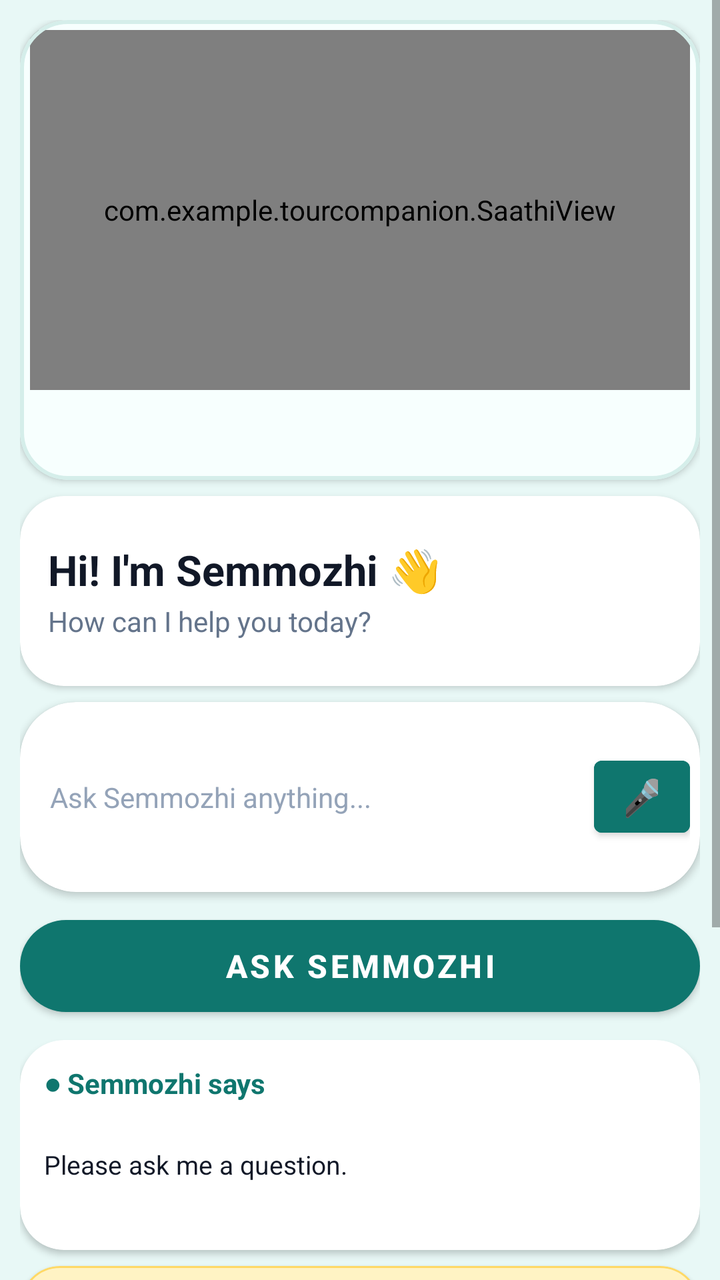
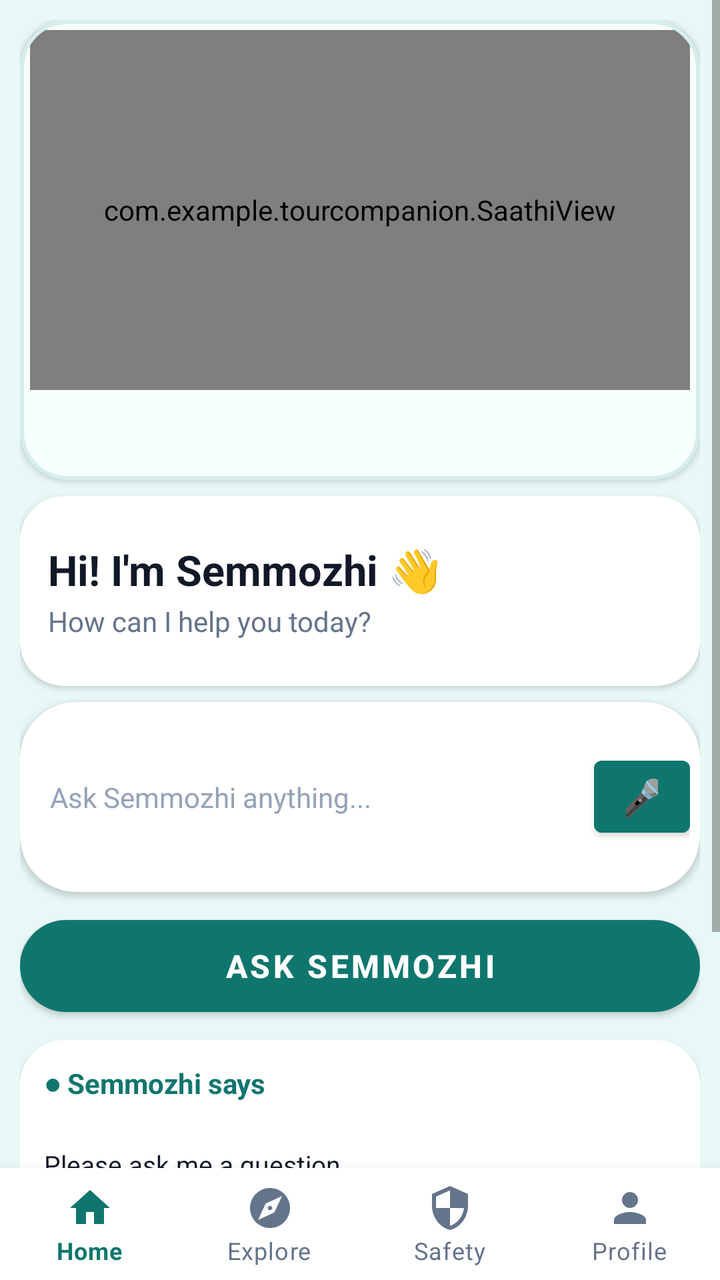

Compare the two renders of this Android layout. The source of the first and the diff that turns it into the second are given below.
<!-- AndroidManifest.xml: application theme Theme.TourCompanion -->
<!-- res/layout/activity_main.xml -->
<?xml version="1.0" encoding="utf-8"?>
<ScrollView
    xmlns:android="http://schemas.android.com/apk/res/android"
    xmlns:app="http://schemas.android.com/apk/res-auto"
    android:layout_width="match_parent"
    android:layout_height="match_parent"
    android:background="#E8F8F6"
    android:fillViewport="true">

    <LinearLayout
        android:layout_width="match_parent"
        android:layout_height="wrap_content"
        android:orientation="vertical"
        android:padding="10dp">

        
        <com.google.android.material.card.MaterialCardView
            android:layout_width="match_parent"
            android:layout_height="230dp"
            app:cardBackgroundColor="#F7FFFE"
            app:cardCornerRadius="24dp"
            app:cardElevation="2dp"
            app:strokeColor="#D5EEEA"
            app:strokeWidth="2dp">

            <com.example.tourcompanion.SaathiView
                android:id="@+id/saathiView"
                android:layout_width="match_parent"
                android:layout_height="180dp"
                android:layout_margin="5dp" />

        </com.google.android.material.card.MaterialCardView>

        
        <com.google.android.material.card.MaterialCardView
            android:layout_width="match_parent"
            android:layout_height="95dp"
            android:layout_marginTop="8dp"
            app:cardBackgroundColor="#FFFFFF"
            app:cardCornerRadius="22dp"
            app:cardElevation="2dp">

            <LinearLayout
                android:layout_width="match_parent"
                android:layout_height="match_parent"
                android:gravity="center_vertical"
                android:orientation="vertical"
                android:padding="14dp">

                <TextView
                    android:layout_width="wrap_content"
                    android:layout_height="wrap_content"
                    android:text="Hi! I'm Semmozhi 👋"
                    android:textColor="#111827"
                    android:textSize="21sp"
                    android:textStyle="bold" />

                <TextView
                    android:layout_width="wrap_content"
                    android:layout_height="wrap_content"
                    android:layout_marginTop="2dp"
                    android:text="How can I help you today?"
                    android:textColor="#64748B"
                    android:textSize="14sp" />

            </LinearLayout>

        </com.google.android.material.card.MaterialCardView>

        
        <com.google.android.material.card.MaterialCardView
            android:layout_width="match_parent"
            android:layout_height="95dp"
            android:layout_marginTop="8dp"
            app:cardBackgroundColor="#FFFFFF"
            app:cardCornerRadius="28dp"
            app:cardElevation="2dp">

            <LinearLayout
                android:layout_width="match_parent"
                android:layout_height="match_parent"
                android:gravity="center_vertical"
                android:orientation="horizontal"
                android:paddingStart="15dp"
                android:paddingEnd="5dp">

                <EditText
                    android:id="@+id/questionInput"
                    android:layout_width="0dp"
                    android:layout_height="match_parent"
                    android:layout_weight="1"
                    android:background="@android:color/transparent"
                    android:hint="Ask Semmozhi anything..."
                    android:inputType="textCapSentences"
                    android:textColor="#111827"
                    android:textColorHint="#94A3B8"
                    android:textSize="14sp" />

                <Button
                    android:id="@+id/voiceButton"
                    android:layout_width="48dp"
                    android:layout_height="48dp"
                    android:backgroundTint="#0F766E"
                    android:minWidth="0dp"
                    android:minHeight="0dp"
                    android:text="🎤"
                    android:textSize="18sp" />

            </LinearLayout>

        </com.google.android.material.card.MaterialCardView>

        
        <com.google.android.material.button.MaterialButton
            android:id="@+id/askButton"
            android:layout_width="match_parent"
            android:layout_height="58dp"
            android:layout_marginTop="8dp"
            android:text="Ask Semmozhi"
            android:textColor="#FFFFFF"
            android:textSize="16sp"
            android:textStyle="bold"
            app:backgroundTint="#0F766E"
            app:cornerRadius="26dp" />

        
        <com.google.android.material.card.MaterialCardView
            android:layout_width="match_parent"
            android:layout_height="105dp"
            android:layout_marginTop="8dp"
            app:cardBackgroundColor="#FFFFFF"
            app:cardCornerRadius="22dp"
            app:cardElevation="2dp">

            <LinearLayout
                android:layout_width="match_parent"
                android:layout_height="match_parent"
                android:orientation="vertical"
                android:padding="12dp">

                <TextView
                    android:layout_width="wrap_content"
                    android:layout_height="wrap_content"
                    android:text="● Semmozhi says"
                    android:textColor="#0F766E"
                    android:textSize="14sp"
                    android:textStyle="bold" />

                <TextView
                    android:id="@+id/answerText"
                    android:layout_width="match_parent"
                    android:layout_height="0dp"
                    android:layout_weight="1"
                    android:gravity="center_vertical"
                    android:text="Please ask me a question."
                    android:textColor="#111827"
                    android:textSize="13sp" />

            </LinearLayout>

        </com.google.android.material.card.MaterialCardView>

        
        <com.google.android.material.card.MaterialCardView
            android:id="@+id/safetyButton"
            android:layout_width="match_parent"
            android:layout_height="68dp"
            android:layout_marginTop="8dp"
            android:clickable="true"
            android:focusable="true"
            app:cardBackgroundColor="#FFF3C4"
            app:cardCornerRadius="20dp"
            app:cardElevation="1dp"
            app:strokeColor="#FFD966"
            app:strokeWidth="1dp">

            <LinearLayout
                android:layout_width="match_parent"
                android:layout_height="match_parent"
                android:gravity="center_vertical"
                android:orientation="horizontal"
                android:padding="10dp">

                <TextView
                    android:layout_width="42dp"
                    android:layout_height="42dp"
                    android:gravity="center"
                    android:text="🛡️"
                    android:textSize="22sp" />

                <TextView
                    android:layout_width="0dp"
                    android:layout_height="wrap_content"
                    android:layout_weight="1"
                    android:paddingStart="10dp"
                    android:text="Safety Check-in"
                    android:textColor="#A45112"
                    android:textSize="16sp"
                    android:textStyle="bold" />

                <TextView
                    android:layout_width="25dp"
                    android:layout_height="wrap_content"
                    android:gravity="center"
                    android:text="›"
                    android:textColor="#C97700"
                    android:textSize="28sp" />

            </LinearLayout>

        </com.google.android.material.card.MaterialCardView>

        
        <com.google.android.material.card.MaterialCardView
            android:id="@+id/usefulPhrasesButton"
            android:layout_width="match_parent"
            android:layout_height="68dp"
            android:layout_marginTop="8dp"
            android:clickable="true"
            android:focusable="true"
            app:cardBackgroundColor="#FFFFFF"
            app:cardCornerRadius="20dp"
            app:cardElevation="1dp"
            app:strokeColor="#BFE3DF"
            app:strokeWidth="1dp">

            <LinearLayout
                android:layout_width="match_parent"
                android:layout_height="match_parent"
                android:gravity="center_vertical"
                android:orientation="horizontal"
                android:padding="10dp">

                <TextView
                    android:layout_width="42dp"
                    android:layout_height="42dp"
                    android:gravity="center"
                    android:text="🗣️"
                    android:textSize="22sp" />

                <TextView
                    android:layout_width="0dp"
                    android:layout_height="wrap_content"
                    android:layout_weight="1"
                    android:paddingStart="10dp"
                    android:text="Useful Phrases"
                    android:textColor="#0F766E"
                    android:textSize="16sp"
                    android:textStyle="bold" />

                <TextView
                    android:layout_width="25dp"
                    android:layout_height="wrap_content"
                    android:gravity="center"
                    android:text="›"
                    android:textColor="#0F766E"
                    android:textSize="28sp" />

            </LinearLayout>

        </com.google.android.material.card.MaterialCardView>

        
        <com.google.android.material.card.MaterialCardView
            android:id="@+id/emergencyButton"
            android:layout_width="match_parent"
            android:layout_height="68dp"
            android:layout_marginTop="8dp"
            android:clickable="true"
            android:focusable="true"
            app:cardBackgroundColor="#FFFFFF"
            app:cardCornerRadius="20dp"
            app:cardElevation="1dp"
            app:strokeColor="#FFB9B9"
            app:strokeWidth="1dp">

            <LinearLayout
                android:layout_width="match_parent"
                android:layout_height="match_parent"
                android:gravity="center_vertical"
                android:orientation="horizontal"
                android:padding="10dp">

                <TextView
                    android:layout_width="42dp"
                    android:layout_height="42dp"
                    android:gravity="center"
                    android:text="SOS"
                    android:textColor="#FFFFFF"
                    android:textSize="13sp"
                    android:textStyle="bold"
                    android:background="#E52525" />

                <TextView
                    android:layout_width="0dp"
                    android:layout_height="wrap_content"
                    android:layout_weight="1"
                    android:paddingStart="10dp"
                    android:text="Emergency 112"
                    android:textColor="#E52525"
                    android:textSize="16sp"
                    android:textStyle="bold" />

                <TextView
                    android:layout_width="25dp"
                    android:layout_height="wrap_content"
                    android:gravity="center"
                    android:text="›"
                    android:textColor="#E52525"
                    android:textSize="28sp" />

            </LinearLayout>

        </com.google.android.material.card.MaterialCardView>

        
        <TextView
            android:layout_width="match_parent"
            android:layout_height="wrap_content"
            android:layout_marginTop="6dp"
            android:gravity="center"
            android:text="General guidance only • In danger, call 112."
            android:textColor="#64748B"
            android:textSize="11sp" />

    </LinearLayout>

</ScrollView>
<!-- resources referenced by this layout -->
<resources>
  <style name="Theme.TourCompanion" parent="Theme.MaterialComponents.DayNight.DarkActionBar">
          
          <item name="colorPrimary">@color/purple_500</item>
          <item name="colorPrimaryVariant">@color/purple_700</item>
          <item name="colorOnPrimary">@color/white</item>
          
          <item name="colorSecondary">@color/teal_200</item>
          <item name="colorSecondaryVariant">@color/teal_700</item>
          <item name="colorOnSecondary">@color/black</item>
          
          <item name="android:statusBarColor">?attr/colorPrimaryVariant</item>
          
      </style>
  <color name="purple_500">#FF6200EE</color>
  <color name="purple_700">#FF3700B3</color>
  <color name="white">#FFFFFFFF</color>
  <color name="teal_200">#FF03DAC5</color>
  <color name="teal_700">#FF018786</color>
  <color name="black">#FF000000</color>
</resources>

<!-- the commit's change to res/layout/activity_main.xml (unified diff, before → after) -->
@@ -1,17 +1,28 @@
 <?xml version="1.0" encoding="utf-8"?>
-<ScrollView
+<LinearLayout
     xmlns:android="http://schemas.android.com/apk/res/android"
     xmlns:app="http://schemas.android.com/apk/res-auto"
     android:layout_width="match_parent"
     android:layout_height="match_parent"
     android:background="#E8F8F6"
-    android:fillViewport="true">
-
-    <LinearLayout
+    android:orientation="vertical">
+
+    <FrameLayout
         android:layout_width="match_parent"
-        android:layout_height="wrap_content"
-        android:orientation="vertical"
-        android:padding="10dp">
+        android:layout_height="0dp"
+        android:layout_weight="1">
+
+        <ScrollView
+            android:id="@+id/panelHome"
+            android:layout_width="match_parent"
+            android:layout_height="match_parent"
+            android:fillViewport="true">
+
+            <LinearLayout
+                android:layout_width="match_parent"
+                android:layout_height="wrap_content"
+                android:orientation="vertical"
+                android:padding="10dp">
 
         
         <com.google.android.material.card.MaterialCardView
@@ -162,106 +173,6 @@
 
         
         <com.google.android.material.card.MaterialCardView
-            android:id="@+id/safetyButton"
-            android:layout_width="match_parent"
-            android:layout_height="68dp"
-            android:layout_marginTop="8dp"
-            android:clickable="true"
-            android:focusable="true"
-            app:cardBackgroundColor="#FFF3C4"
-            app:cardCornerRadius="20dp"
-            app:cardElevation="1dp"
-            app:strokeColor="#FFD966"
-            app:strokeWidth="1dp">
-
-            <LinearLayout
-                android:layout_width="match_parent"
-                android:layout_height="match_parent"
-                android:gravity="center_vertical"
-                android:orientation="horizontal"
-                android:padding="10dp">
-
-                <TextView
-                    android:layout_width="42dp"
-                    android:layout_height="42dp"
-                    android:gravity="center"
-                    android:text="🛡️"
-                    android:textSize="22sp" />
-
-                <TextView
-                    android:layout_width="0dp"
-                    android:layout_height="wrap_content"
-                    android:layout_weight="1"
-                    android:paddingStart="10dp"
-                    android:text="Safety Check-in"
-                    android:textColor="#A45112"
-                    android:textSize="16sp"
-                    android:textStyle="bold" />
-
-                <TextView
-                    android:layout_width="25dp"
-                    android:layout_height="wrap_content"
-                    android:gravity="center"
-                    android:text="›"
-                    android:textColor="#C97700"
-                    android:textSize="28sp" />
-
-            </LinearLayout>
-
-        </com.google.android.material.card.MaterialCardView>
-
-        
-        <com.google.android.material.card.MaterialCardView
-            android:id="@+id/usefulPhrasesButton"
-            android:layout_width="match_parent"
-            android:layout_height="68dp"
-            android:layout_marginTop="8dp"
-            android:clickable="true"
-            android:focusable="true"
-            app:cardBackgroundColor="#FFFFFF"
-            app:cardCornerRadius="20dp"
-            app:cardElevation="1dp"
-            app:strokeColor="#BFE3DF"
-            app:strokeWidth="1dp">
-
-            <LinearLayout
-                android:layout_width="match_parent"
-                android:layout_height="match_parent"
-                android:gravity="center_vertical"
-                android:orientation="horizontal"
-                android:padding="10dp">
-
-                <TextView
-                    android:layout_width="42dp"
-                    android:layout_height="42dp"
-                    android:gravity="center"
-                    android:text="🗣️"
-                    android:textSize="22sp" />
-
-                <TextView
-                    android:layout_width="0dp"
-                    android:layout_height="wrap_content"
-                    android:layout_weight="1"
-                    android:paddingStart="10dp"
-                    android:text="Useful Phrases"
-                    android:textColor="#0F766E"
-                    android:textSize="16sp"
-                    android:textStyle="bold" />
-
-                <TextView
-                    android:layout_width="25dp"
-                    android:layout_height="wrap_content"
-                    android:gravity="center"
-                    android:text="›"
-                    android:textColor="#0F766E"
-                    android:textSize="28sp" />
-
-            </LinearLayout>
-
-        </com.google.android.material.card.MaterialCardView>
-
-        
-        <com.google.android.material.card.MaterialCardView
             android:id="@+id/emergencyButton"
             android:layout_width="match_parent"
             android:layout_height="68dp"
@@ -323,6 +234,117 @@
             android:textColor="#64748B"
             android:textSize="11sp" />
 
-    </LinearLayout>
-
-</ScrollView>
+
+            </LinearLayout>
+        </ScrollView>
+
+        <ScrollView
+            android:id="@+id/panelExplore"
+            android:layout_width="match_parent"
+            android:layout_height="match_parent"
+            android:fillViewport="true"
+            android:visibility="gone">
+
+            <LinearLayout
+                android:layout_width="match_parent"
+                android:layout_height="wrap_content"
+                android:orientation="vertical"
+                android:padding="10dp">
+
+                <TextView
+                    android:layout_width="match_parent"
+                    android:layout_height="wrap_content"
+                    android:layout_marginTop="6dp"
+                    android:paddingStart="4dp"
+                    android:text="@string/menu_explore"
+                    android:textColor="#0F766E"
+                    android:textSize="22sp"
+                    android:textStyle="bold" />
+
+                <LinearLayout
+                    android:id="@+id/exploreContainer"
+                    android:layout_width="match_parent"
+                    android:layout_height="wrap_content"
+                    android:orientation="vertical" />
+
+            </LinearLayout>
+        </ScrollView>
+
+        <ScrollView
+            android:id="@+id/panelSafety"
+            android:layout_width="match_parent"
+            android:layout_height="match_parent"
+            android:fillViewport="true"
+            android:visibility="gone">
+
+            <LinearLayout
+                android:layout_width="match_parent"
+                android:layout_height="wrap_content"
+                android:orientation="vertical"
+                android:padding="10dp">
+
+                <TextView
+                    android:layout_width="match_parent"
+                    android:layout_height="wrap_content"
+                    android:layout_marginTop="6dp"
+                    android:paddingStart="4dp"
+                    android:text="@string/panel_safety_title"
+                    android:textColor="#0F766E"
+                    android:textSize="22sp"
+                    android:textStyle="bold" />
+
+                <LinearLayout
+                    android:id="@+id/safetyContainer"
+                    android:layout_width="match_parent"
+                    android:layout_height="wrap_content"
+                    android:orientation="vertical" />
+
+            </LinearLayout>
+        </ScrollView>
+
+        <ScrollView
+            android:id="@+id/panelProfile"
+            android:layout_width="match_parent"
+            android:layout_height="match_parent"
+            android:fillViewport="true"
+            android:visibility="gone">
+
+            <LinearLayout
+                android:layout_width="match_parent"
+                android:layout_height="wrap_content"
+                android:orientation="vertical"
+                android:padding="10dp">
+
+                <TextView
+                    android:layout_width="match_parent"
+                    android:layout_height="wrap_content"
+                    android:layout_marginTop="6dp"
+                    android:paddingStart="4dp"
+                    android:text="@string/panel_profile_title"
+                    android:textColor="#0F766E"
+                    android:textSize="22sp"
+                    android:textStyle="bold" />
+
+                <LinearLayout
+                    android:id="@+id/profileContainer"
+                    android:layout_width="match_parent"
+                    android:layout_height="wrap_content"
+                    android:orientation="vertical" />
+
+            </LinearLayout>
+        </ScrollView>
+
+    </FrameLayout>
+
+    <com.google.android.material.bottomnavigation.BottomNavigationView
+        android:id="@+id/bottomNav"
+        android:layout_width="match_parent"
+        android:layout_height="wrap_content"
+        android:background="#FFFFFF"
+        android:elevation="8dp"
+        app:itemIconTint="@color/nav_item_color"
+        app:itemTextColor="@color/nav_item_color"
+        app:labelVisibilityMode="labeled"
+        app:menu="@menu/bottom_nav" />
+
+</LinearLayout>
<!-- resource entries referenced after the edit -->
@@ -1,5 +1,8 @@
 <!-- resources referenced by this layout -->
 <resources>
+  <string name="menu_explore">Explore</string>
+  <string name="panel_profile_title">Profile</string>
+  <string name="panel_safety_title">Safety &amp; Help</string>
   <style name="Theme.TourCompanion" parent="Theme.MaterialComponents.DayNight.DarkActionBar">
           
           <item name="colorPrimary">@color/purple_500</item>
